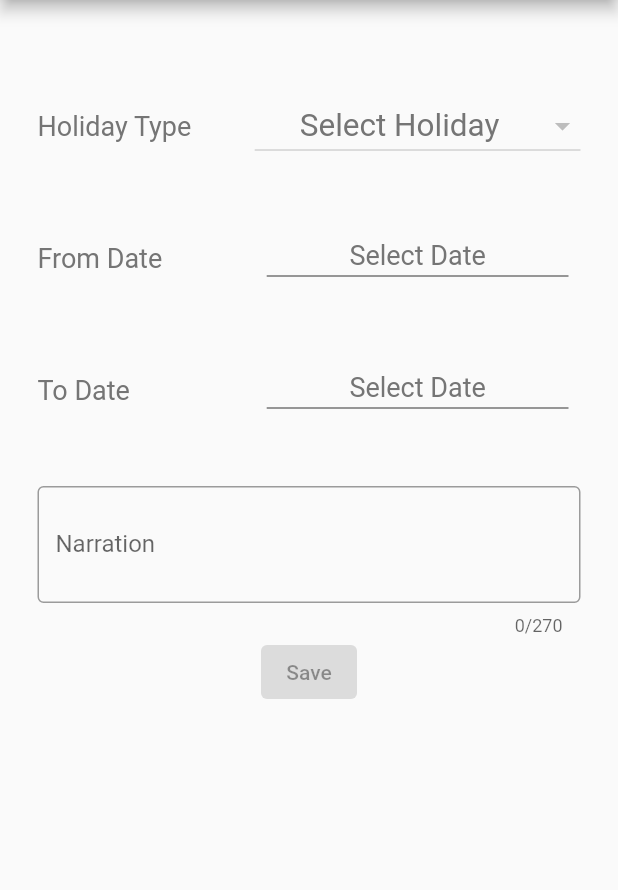
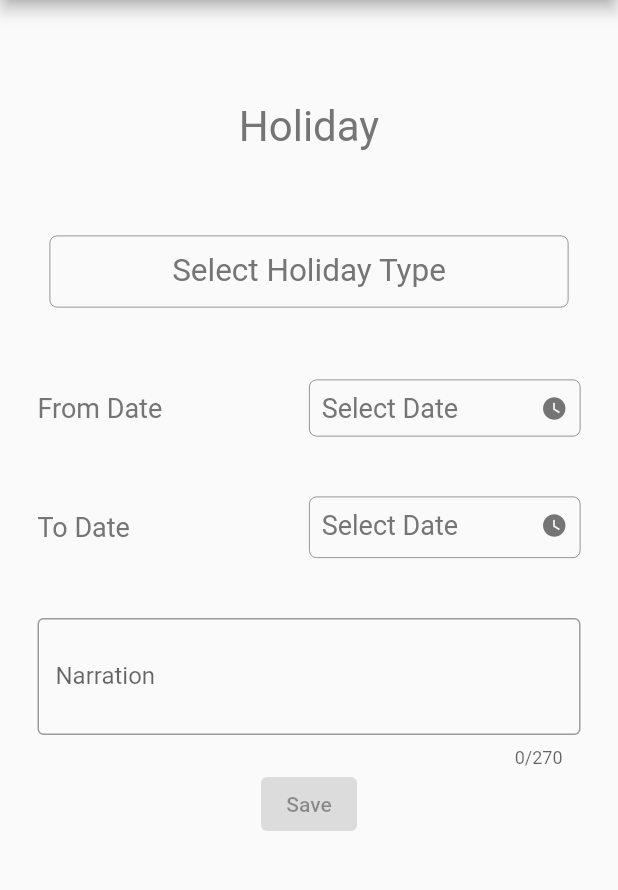
Before and after one commit to CL-Ali/rosterinsight, a Flutter app: the CreateHolidayScreen screen opened directly, on a phone screen of 412 x 824 dp, the part 84-974 px from its top. Run offline on Flutter 3.47's test engine with Material 2 defaults, Android fonts, the phone set to English and light mode, and no system bars; our stand-ins replace firebase_core, firebase_messaging, flutter_datetime_picker, flutter_slidable, flutter_snake_navigationbar, get and 4 more; missing offline and left inert: dart:ffi; accounts and stored records are empty; network calls fail.

Commit message:
23122022

```diff
--- a/lib/MainComponents/sharePreferences.dart
+++ b/lib/MainComponents/sharePreferences.dart
@@ -5,15 +5,16 @@ import 'package:shared_preferences/shared_preferences.dart';
 class UserSharePreferences {
   static var prefs;
   static const email = "Email";
+  static const name = "UserName";
   static const isLogined = "isLogin";
   static const eId = "EmployeeId";
   static const bId = "BusinessId";
   static Future logoutEmployee() async {
-    await UserSharePreferences.setBusinessId(0);
-    await UserSharePreferences.setEmployeeId("0000");
+    // await UserSharePreferences.setBusinessId(0);
+    // await UserSharePreferences.setEmployeeId("0000");
     await UserSharePreferences.setLoginStts(false);
-    await UserSharePreferences.setName("N/A");
-    await UserSharePreferences.setName("N/A");
+    // await UserSharePreferences.setName("N/A");
+    // await UserSharePreferences.setName("N/A");
   }
 
   static Future init() async => prefs = await SharedPreferences.getInstance();
@@ -22,9 +23,13 @@ class UserSharePreferences {
   static String getEmployeeId() => prefs.getString(eId) ?? "0002";
   static Future setBusinessId(int id) async => await prefs.setInt(bId, id);
   static int getBusinessId() => prefs.getInt(bId) ?? 1;
-  static Future setName(String mail) async =>
+  static Future setName(String tName) async =>
+      await prefs.setString(name, tName);
+  static String getName() => prefs.getString(name) ?? "Ahsan";
+  static Future setEmail(String mail) async =>
       await prefs.setString(email, mail);
-  static String getName() => prefs.getString(email) ?? "ahsanakram99@gmail.com";
+  static String getEmail() =>
+      prefs.getString(email) ?? "ahsanakram99@gmail.com";
   static Future setLoginStts(bool islogin) async =>
       await prefs.setBool(isLogined, islogin);
   static bool getLoginStts() => prefs.getBool(isLogined) ?? false;
--- a/lib/screens/NavigationScreens/Holiday/screens/CreateOrEditHolidayScreen.dart
+++ b/lib/screens/NavigationScreens/Holiday/screens/CreateOrEditHolidayScreen.dart
@@ -24,7 +24,7 @@ class CreateHolidayScreen extends StatefulWidget {
 
 class _CreateHolidayScreenState extends State<CreateHolidayScreen> {
   List<HolidayType> listOfHolidays = [];
-  HolidayType selectedHoliday = HolidayType(holidayName: 'Select Holiday');
+  HolidayType selectedHoliday = HolidayType(holidayName: 'Select Holiday Type');
   String fromDate = 'Select Date';
   String toDate = 'Select Date';
   DateFormat dateFormat = DateFormat('dd/MM/yyyy ');
@@ -128,22 +128,41 @@ class _CreateHolidayScreenState extends State<CreateHolidayScreen> {
           padding: const EdgeInsets.symmetric(horizontal: 25, vertical: 20),
           child: Column(children: [
             spaceBtwWidget,
-            Row(
+            Column(
               children: [
-                Expanded(
-                    flex: 2,
+                Padding(
+                  padding: const EdgeInsets.all(8.0),
+                  child: Container(
+                    // alignment: Alignment.centerLeft,
                     child: Text(
-                      'Holiday Type',
-                      style: TextStyle(fontSize: 18, color: textColor),
-                    )),
-                Expanded(
-                  flex: 3,
+                      'Holiday',
+                      style: TextStyle(fontSize: 28, color: textColor),
+                    ),
+                  ),
+                ),
+                spaceBtwWidget,
+                Padding(
+                  padding: const EdgeInsets.all(8.0),
                   child: DropdownButton(
-                      // elevation: 1,
-                      borderRadius: BorderRadius.circular(10),
-                      hint: Text(
+                      // dropdownColor: Colors.transparent,
+                      // elevation: 0,
+                      iconDisabledColor: Colors.transparent,
+                      iconEnabledColor: Colors.transparent,
+                      icon: Container(),
+                      borderRadius: BorderRadius.circular(5),
+                      underline: Container(),
+                      hint: Container(
+                        width: double.infinity,
+                        height: double.infinity,
+                        decoration: BoxDecoration(
+                            borderRadius: BorderRadius.circular(5),
+                            border: Border.all(width: 0.5, color: textColor)),
+                        child: Center(
+                          child: Text(
                             selectedHoliday.holidayName!,
                             style: TextStyle(fontSize: 21, color: textColor),
+                          ),
+                        ),
                       ),
                       alignment: Alignment.center,
                       isExpanded: true,
@@ -173,9 +192,9 @@ class _CreateHolidayScreenState extends State<CreateHolidayScreen> {
                       style: TextStyle(fontSize: 18, color: textColor),
                     )),
                 Expanded(
-                    flex: 3,
-                    child: TextButton(
-                        onPressed: () {
+                    flex: 2,
+                    child: GestureDetector(
+                        onTap: () {
                           setState(() {
                             dateTimePicker(height: height, isStart: true);
                           });
@@ -183,23 +202,28 @@ class _CreateHolidayScreenState extends State<CreateHolidayScreen> {
                         child: Container(
                           width: double.infinity,
                           alignment: Alignment.center,
-                          padding: EdgeInsets.only(
-                            bottom:
-                                3, // This can be the space you need between text and underline
-                          ),
                           decoration: BoxDecoration(
-                              border: Border(
-                                  bottom: BorderSide(
-                            color: textColor,
-                            width:
-                                1.0, // This would be the width of the underline
-                          ))),
-                          child: Text(
+                              borderRadius: BorderRadius.circular(5),
+                              border: Border.all(width: 0.5, color: textColor)),
+                          child: Padding(
+                            padding: const EdgeInsets.all(8.0),
+                            child: Row(
+                              mainAxisAlignment: MainAxisAlignment.spaceBetween,
+                              children: [
+                                Text(
                                   fromDate,
                                   style: TextStyle(
                                     color: textColor,
                                     fontSize: 18,
                                     fontWeight: FontWeight.w400,
+                                  ),
+                                ),
+                                Icon(
+                                  Icons.watch_later,
+                                  color: textColor,
+                                  size: 18,
+                                )
+                              ],
                             ),
                           ),
                         ))),
@@ -215,9 +239,9 @@ class _CreateHolidayScreenState extends State<CreateHolidayScreen> {
                       style: TextStyle(fontSize: 18, color: textColor),
                     )),
                 Expanded(
-                    flex: 3,
-                    child: TextButton(
-                        onPressed: () {
+                    flex: 2,
+                    child: GestureDetector(
+                        onTap: () {
                           setState(() {
                             dateTimePicker(height: height, isStart: false);
                           });
@@ -230,18 +254,27 @@ class _CreateHolidayScreenState extends State<CreateHolidayScreen> {
                                 3, // This can be the space you need between text and underline
                           ),
                           decoration: BoxDecoration(
-                              border: Border(
-                                  bottom: BorderSide(
-                            color: textColor,
-                            width:
-                                1.0, // This would be the width of the underline
-                          ))),
-                          child: Text(
+                              borderRadius: BorderRadius.circular(5),
+                              border: Border.all(width: 0.5, color: textColor)),
+                          child: Padding(
+                            padding: const EdgeInsets.all(8.0),
+                            child: Row(
+                              mainAxisAlignment: MainAxisAlignment.spaceBetween,
+                              children: [
+                                Text(
                                   toDate,
                                   style: TextStyle(
                                     color: textColor,
                                     fontSize: 18,
                                     fontWeight: FontWeight.w400,
+                                  ),
+                                ),
+                                Icon(
+                                  Icons.watch_later,
+                                  color: textColor,
+                                  size: 18,
+                                )
+                              ],
                             ),
                           ),
                         ))),
@@ -333,9 +366,14 @@ class _CreateHolidayScreenState extends State<CreateHolidayScreen> {
                 // isExtended: true,
                 // enableFeedback: true,
                 child: isProcessing
-                    ? const CircularProgressIndicator(
-                        strokeWidth: 3,
+                    ? SizedBox(
+                        height: 17,
+                        width: 17,
+                        child: const CircularProgressIndicator(
+                          strokeWidth: 2,
+                          // value: 12,
                           color: Colors.white,
+                        ),
                       )
                     : Text(widget.isEdit == null || !widget.isEdit!
                         ? 'Save'
--- a/pubspec.yaml
+++ b/pubspec.yaml
@@ -48,6 +48,9 @@ dependencies:
   # flutter_local_notifications: ^12.0.4
   # rxdart: ^0.27.7
   flutter_slidable: ^1.3.0
+  dropdown_button2: ^1.9.2
+  firebase_core: ^2.4.0
+  firebase_messaging: ^14.2.0
 dev_dependencies:
   flutter_test:
     sdk: flutter
```
Also changed, not shown: lib/MainComponents/drawer.dart (+32 -5 lines), lib/main.dart (+12 -2 lines), lib/screens/LoginScreen/ChangePasswordScreen.dart (+8 -3 lines), lib/screens/LoginScreen/LoginScreen.dart (+10 -4 lines), lib/screens/NavigationScreens/BookingScreen/SiteBooking.dart (+79 -32 lines), lib/screens/NavigationScreens/Holiday/components/holidayDetailScreen.dart (+6 -2 lines), lib/screens/RegistrationScreen/RegisterationScreen.dart (+21 -7 lines), lib/services/Api_Call_Service.dart (+11 -3 lines), pubspec.lock, 3 other files. Lines whose indentation alone changed are shown as unchanged.
